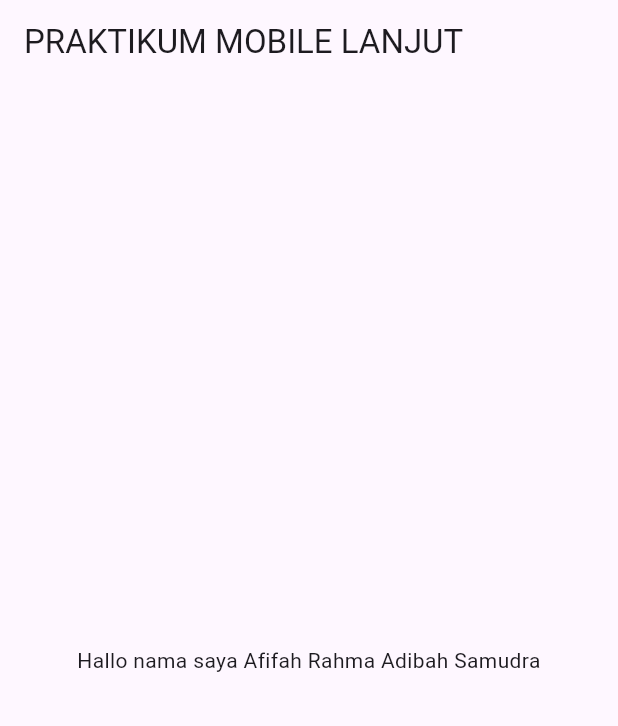
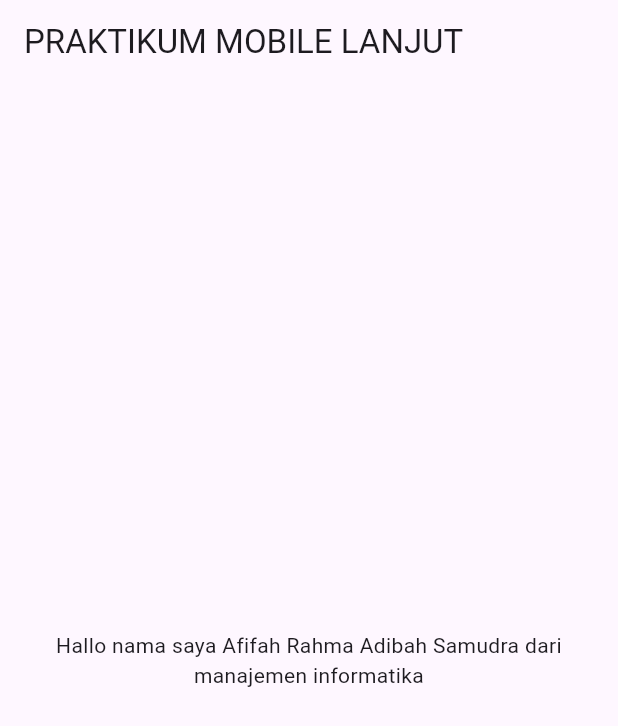
Before and after one commit to Rahmadiba/prakmola-2307051029, a Flutter app: the screen it shows after launch, on a phone screen of 412 x 824 dp. Shown: the top 726 px of the screen. Run offline on Flutter 3.47's test engine with Material 3 defaults, Android fonts, the phone set to English and light mode, and no system bars.

Commit message:
pertemuan 2

```diff
--- a/lib/main.dart
+++ b/lib/main.dart
@@ -21,7 +21,7 @@ class MyApp extends StatelessWidget {
         ),
         body: const Center(
           child: Text(
-            'Hallo nama saya Afifah Rahma Adibah Samudra',
+            'Hallo nama saya Afifah Rahma Adibah Samudra dari manajemen informatika',
             textAlign: TextAlign.center,
           ),
         ),
```
